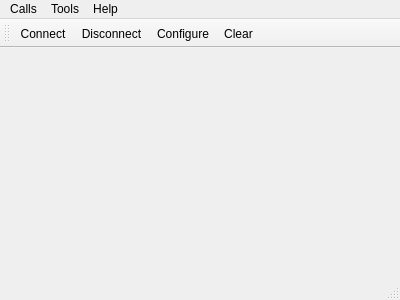
Before: the Qt Designer form mainwindow.ui in AbdUslu91/Serial-Terminal, drawn with Qt 5.
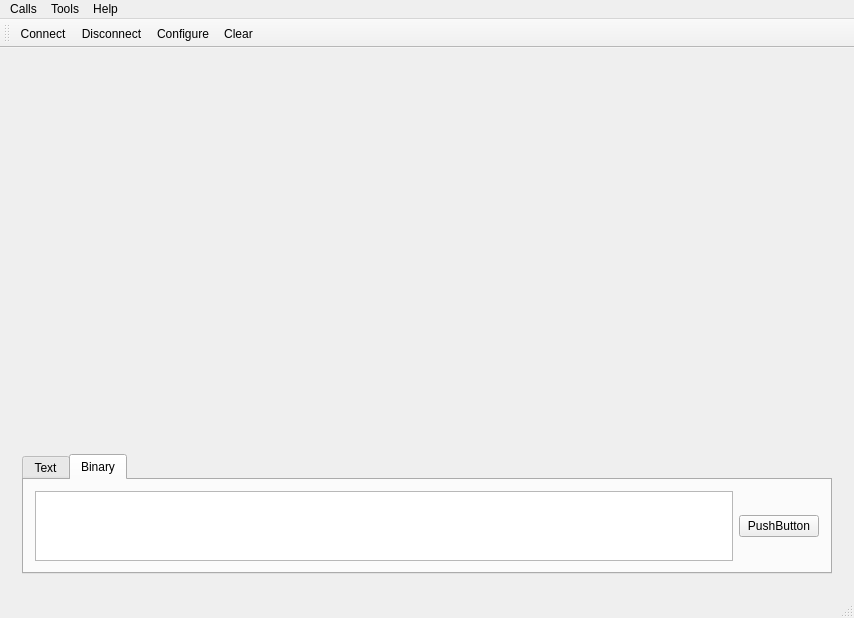
After: the same form once the commit is applied. Icons and pictures are not drawn.

Commit message: add transmit text and binary component UI. add console time indication

```diff
--- a/mainwindow.ui
+++ b/mainwindow.ui
@@ -6,23 +6,86 @@
    <rect>
     <x>0</x>
     <y>0</y>
-    <width>400</width>
-    <height>300</height>
+    <width>854</width>
+    <height>618</height>
    </rect>
   </property>
   <property name="windowTitle">
    <string>Simple Terminal</string>
   </property>
   <widget class="QWidget" name="centralWidget">
-   <layout class="QVBoxLayout" name="verticalLayout"/>
+   <layout class="QVBoxLayout" name="centralWidgetLayout">
+    <item>
+     <widget class="QWidget" name="mainWidget" native="true">
+      <property name="maximumSize">
+       <size>
+        <width>16777215</width>
+        <height>16777215</height>
+       </size>
+      </property>
+      <layout class="QVBoxLayout" name="verticalLayout_3">
+       <item>
+        <widget class="QWidget" name="consoleWidget" native="true"/>
+       </item>
+       <item>
+        <widget class="QTabWidget" name="tabWidget">
+         <property name="maximumSize">
+          <size>
+           <width>16777215</width>
+           <height>120</height>
+          </size>
+         </property>
+         <property name="currentIndex">
+          <number>1</number>
+         </property>
+         <widget class="QWidget" name="textTab">
+          <attribute name="title">
+           <string>Text</string>
+          </attribute>
+          <layout class="QHBoxLayout" name="horizontalLayout">
+           <item>
+            <widget class="QTextEdit" name="textEdit"/>
+           </item>
+           <item>
+            <widget class="QPushButton" name="pushButton">
+             <property name="text">
+              <string>PushButton</string>
+             </property>
+            </widget>
+           </item>
+          </layout>
+         </widget>
+         <widget class="QWidget" name="binaryTab">
+          <attribute name="title">
+           <string>Binary</string>
+          </attribute>
+          <layout class="QHBoxLayout" name="horizontalLayout_2">
+           <item>
+            <widget class="QTextEdit" name="textEdit_2"/>
+           </item>
+           <item>
+            <widget class="QPushButton" name="pushButton_2">
+             <property name="text">
+              <string>PushButton</string>
+             </property>
+            </widget>
+           </item>
+          </layout>
+         </widget>
+        </widget>
+       </item>
+      </layout>
+     </widget>
+    </item>
+   </layout>
   </widget>
   <widget class="QMenuBar" name="menuBar">
    <property name="geometry">
     <rect>
      <x>0</x>
      <y>0</y>
-     <width>400</width>
-     <height>19</height>
+     <width>854</width>
+     <height>25</height>
     </rect>
    </property>
    <widget class="QMenu" name="menuCalls">
```
The commit also changes 4 other files.
